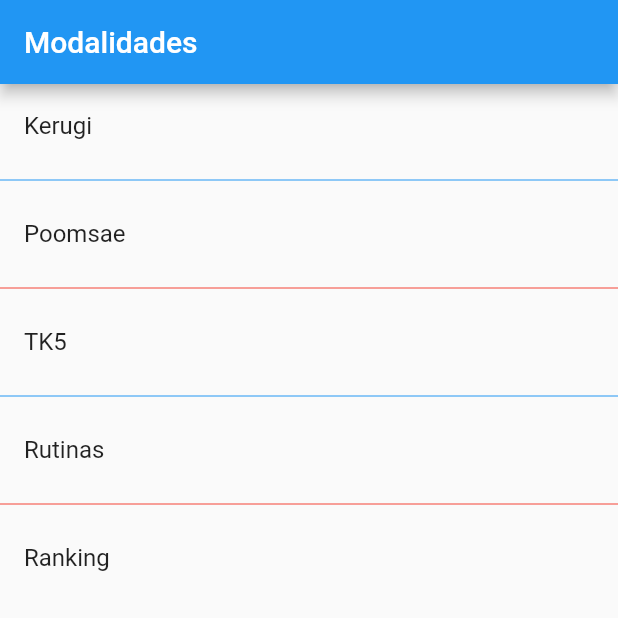
After one commit to QuispeRosasGabriel/FlutterApp, a Flutter app: the screen it shows after launch, on a phone screen of 412 x 824 dp, the top half of it. The commit adds this screen. Run offline on Flutter 3.47's test engine with Material 2 defaults, Android fonts, the phone set to English and light mode, and no system bars.

Commit message:
working new homepage

```diff
--- a/lib/main.dart
+++ b/lib/main.dart
@@ -1,4 +1,5 @@
-import 'package:components/src/pages/home_theme.dart';
+import 'package:components/src/pages/home_page.dart';
+// import 'package:components/src/pages/home_theme.dart';
 import 'package:flutter/material.dart';
 
 void main() => runApp(MyApp());
@@ -9,7 +10,7 @@ class MyApp extends StatelessWidget {
     return MaterialApp(
       debugShowCheckedModeBanner: false,
       title: 'Componentes App',
-      home: HomePageTemp(),
+      home: HomePage(),
     );
   }
 }
--- /dev/null
+++ b/lib/src/pages/home_page.dart
@@ -0,0 +1,41 @@
+import 'package:flutter/material.dart';
+
+class HomePage extends StatelessWidget {
+  @override
+  Widget build(BuildContext context) {
+    return Scaffold(
+      appBar: AppBar(
+        title: Text("Modalidades"),
+      ),
+      body: _lista(),
+    );
+  }
+
+  Widget _lista() {
+    return ListView(
+      children: _listarItems(),
+    );
+  }
+
+  List<Widget> _listarItems() {
+    return [
+      ListTile(title: Text("Kerugi")),
+      Divider(
+        color: Colors.blue,
+      ),
+      ListTile(title: Text("Poomsae")),
+      Divider(
+        color: Colors.red,
+      ),
+      ListTile(title: Text("TK5")),
+      Divider(
+        color: Colors.blue,
+      ),
+      ListTile(title: Text("Rutinas")),
+      Divider(
+        color: Colors.red,
+      ),
+      ListTile(title: Text("Ranking")),
+    ];
+  }
+}
```
